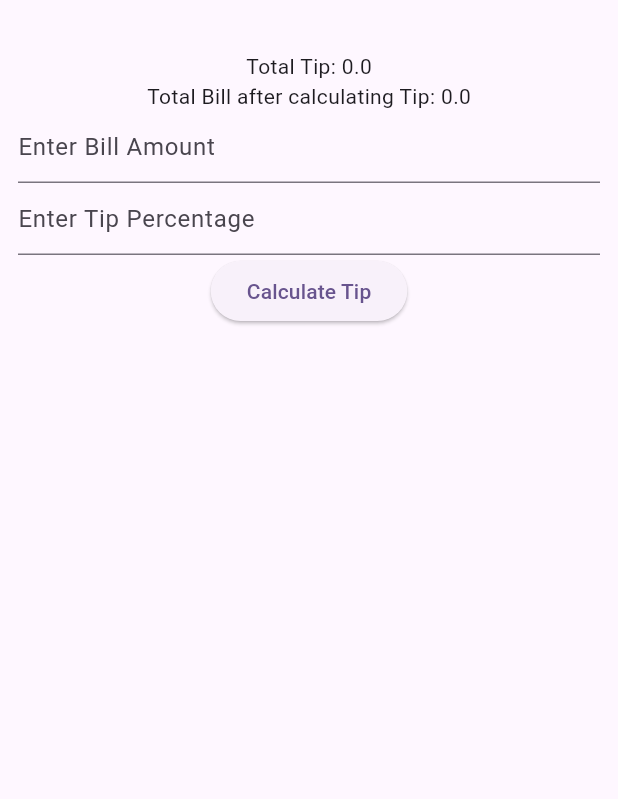
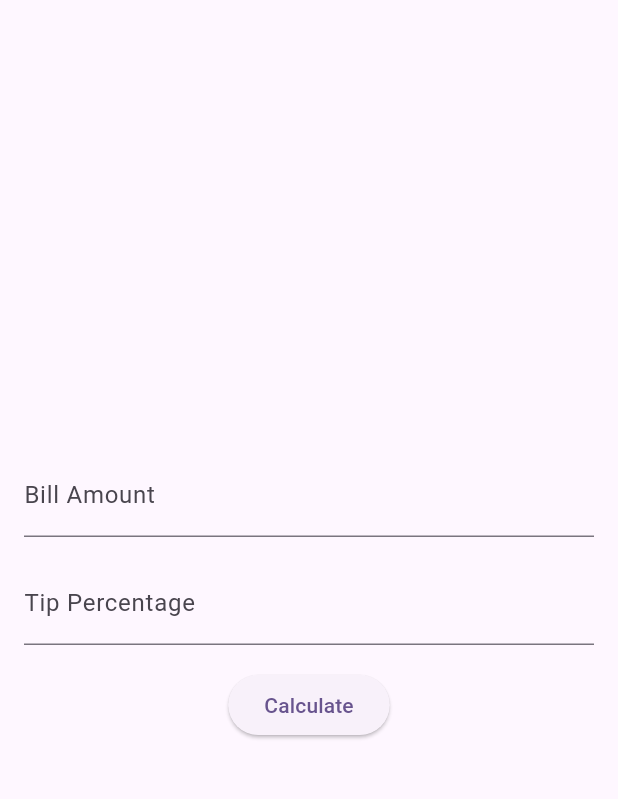
Before and after one commit to Asmat004/Assignment5, a Flutter app: the screen it shows after launch, on a phone screen of 412 x 824 dp, the part 63-862 px from its top. Run offline on Flutter 3.47's test engine with Material 2 defaults, Android fonts, the phone set to English and light mode, and no system bars.

Commit message:
second commit

```diff
--- a/lib/tipcalculator.dart
+++ b/lib/tipcalculator.dart
@@ -4,67 +4,102 @@ class TipCalculator extends StatefulWidget {
   const TipCalculator({super.key});
 
   @override
-  State<TipCalculator> createState() => _TipCalculatorState();
+  // ignore: library_private_types_in_public_api
+  _TipCalculatorState createState() => _TipCalculatorState();
 }
 
 class _TipCalculatorState extends State<TipCalculator> {
-  double totalTip = 0;
-  double totalBill = 0.0;
-  TextEditingController billController = TextEditingController();
-  TextEditingController tipController = TextEditingController();
   final _formKey = GlobalKey<FormState>();
+  double _billAmount = 0.0;
+  double _tipPercentage = 15.0;
 
   @override
   Widget build(BuildContext context) {
     return Scaffold(
-        appBar: AppBar(title: const Text("Tip Calculator")),
-        body: Form(
+      appBar: AppBar(
+        title: const Text('Tip Calculator'),
+      ),
+      body: Padding(
+        padding: const EdgeInsets.all(16.0),
+        child: Form(
           key: _formKey,
-          child: Padding(
-            padding: const EdgeInsets.symmetric(vertical: 20, horizontal: 12),
-            child: Column(children: [
-              Text("Total Tip: $totalTip"),
-              Text("Total Bill after calculating Tip: $totalBill"),
+          child: Column(
+            mainAxisAlignment: MainAxisAlignment.center,
+            children: [
               TextFormField(
-                controller: billController,
                 keyboardType:
                     const TextInputType.numberWithOptions(decimal: true),
-                validator: (value) {
-                  if (value!.isEmpty) {
-                    return ('Bill Amount should not be Empty');
-                  } else {
-                    return null;
-                  }
-                },
-                decoration:
-                    const InputDecoration(hintText: "Enter Bill Amount"),
-              ),
-              TextFormField(
-                controller: tipController,
+                decoration: const InputDecoration(
+                  labelText: 'Bill Amount',
+                ),
                 validator: (value) {
                   if (value == '') {
-                    return 'Tip Amount should not be empty';
-                  } else {
-                    return null;
+                    return 'Please enter the bill amount';
                   }
+                  if (double.tryParse(value!) == null) {
+                    return 'Please enter a valid number';
+                  }
+                  return null;
                 },
-                decoration:
-                    const InputDecoration(hintText: "Enter Tip Percentage"),
+                onSaved: (value) {
+                  _billAmount = double.parse(value!);
+                },
               ),
+              const SizedBox(height: 16),
+              TextFormField(
+                keyboardType:
+                    const TextInputType.numberWithOptions(decimal: true),
+                decoration: const InputDecoration(
+                  labelText: 'Tip Percentage',
+                ),
+                validator: (value) {
+                  if (value == '') {
+                    return 'Please enter the tip percentage';
+                  }
+                  if (double.tryParse(value!) == null ||
+                      double.parse(value) <= 0 ||
+                      double.parse(value) > 100) {
+                    return 'Please enter a valid percentage between 0 and 100';
+                  }
+                  return null;
+                },
+                onSaved: (value) {
+                  _tipPercentage = double.parse(value!);
+                },
+              ),
+              const SizedBox(height: 16),
               ElevatedButton(
-                  onPressed: () {
-                    setState(() {
-                      double billValue =
-                          double.tryParse(billController.text) ?? 0.0;
-                      double tipValue =
-                          double.tryParse(tipController.text) ?? 0.0;
-                      totalTip = billValue * (tipValue / 100);
-                      totalBill = billValue + totalTip;
-                    });
-                  },
-                  child: const Text("Calculate Tip"))
-            ]),
+                onPressed: _calculateTotal,
+                child: const Text('Calculate'),
+              ),
+            ],
           ),
-        ));
+        ),
+      ),
+    );
+  }
+
+  void _calculateTotal() {
+    if (_formKey.currentState!.validate()) {
+      _formKey.currentState!.save();
+      double tipAmount = _billAmount * (_tipPercentage / 100);
+      double totalAmount = _billAmount + tipAmount;
+
+      // Display the result (you can show it in a dialog or a new screen)
+      showDialog(
+        context: context,
+        builder: (context) => AlertDialog(
+          title: const Text('Total Amount'),
+          content: Text(
+              'Total amount to be paid: \$${totalAmount.toStringAsFixed(2)}'),
+          actions: [
+            ElevatedButton(
+              onPressed: () => Navigator.pop(context),
+              child: const Text('OK'),
+            ),
+          ],
+        ),
+      );
+    }
   }
 }
```
